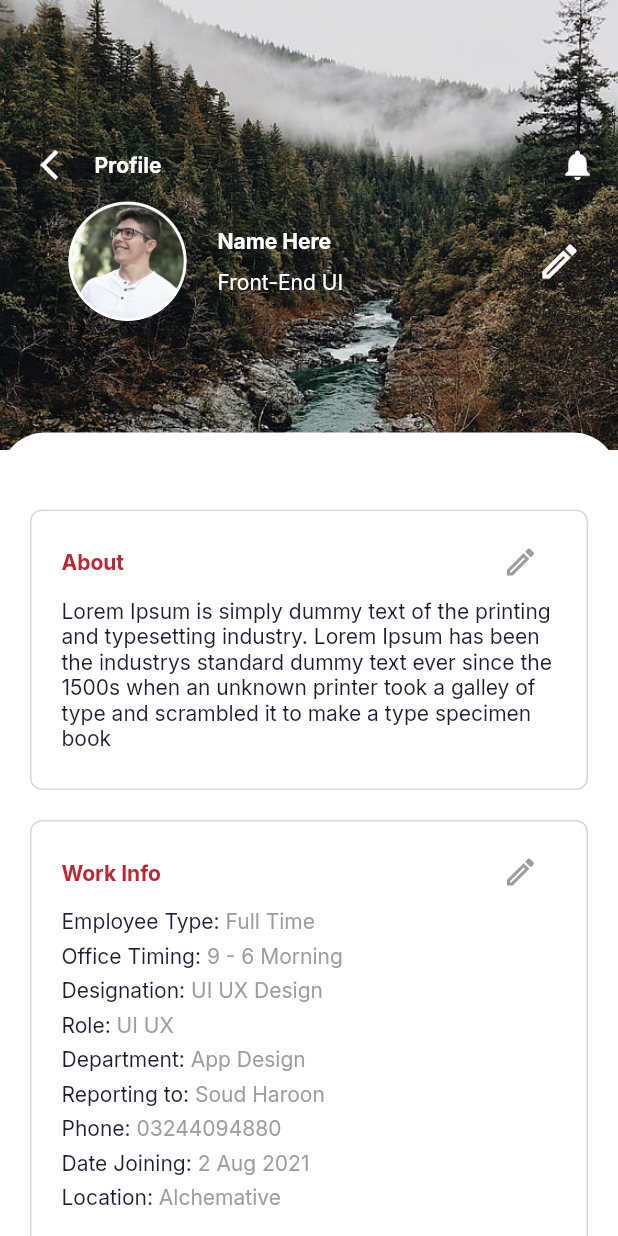
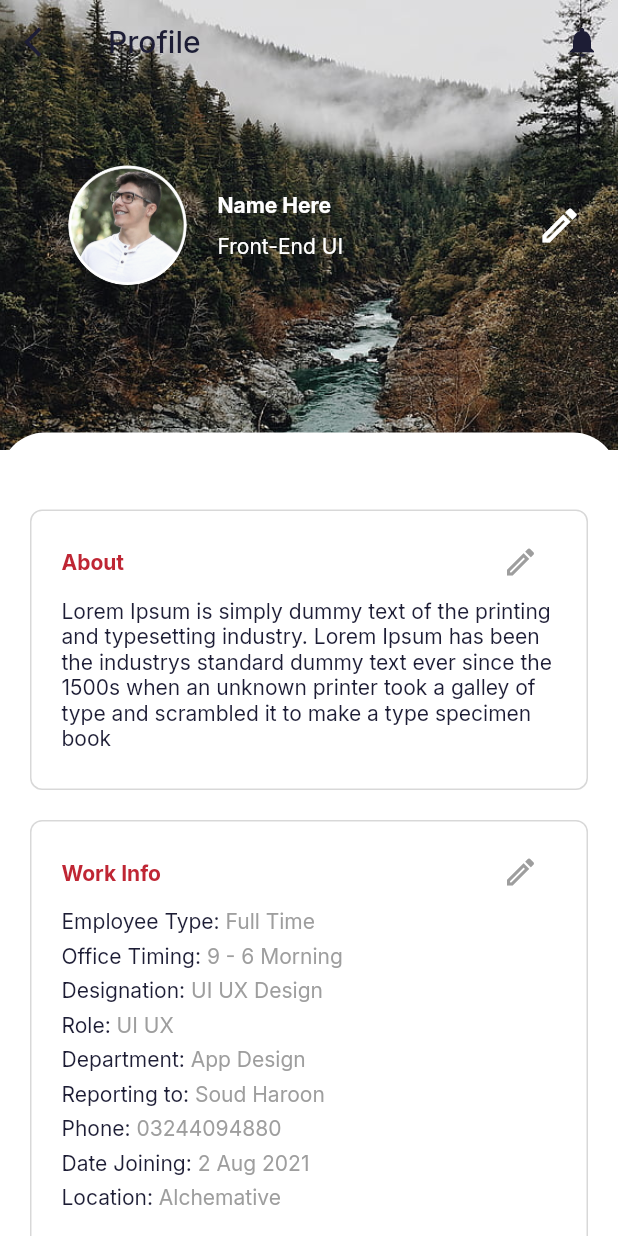
Before and after one commit to alche2014/hr_employee_flutter, a Flutter app: the MyProfileEdit screen opened directly, on a phone screen of 412 x 824 dp. Run offline on Flutter 3.47's test engine with Material 2 defaults, Android fonts, the phone set to English and light mode, and no system bars; our stand-ins replace google_fonts, mask_text_input_formatter, percent_indicator.

Commit message:
little change in ui

```diff
--- a/lib/mainApp/Personal_Info/main_personal_info.dart
+++ b/lib/mainApp/Personal_Info/main_personal_info.dart
@@ -5,7 +5,6 @@ import 'package:hr_app/AppBar/appbar.dart';
 import 'package:hr_app/background/background.dart';
 import 'package:hr_app/mainApp/forms/form_2.dart';
 
-// import 'package:hr_app/mainApp/forms/form_2.dart';
 
 class MainPersonal_Info extends StatelessWidget {
   const MainPersonal_Info({Key? key}) : super(key: key);
--- a/lib/mainApp/leave_management/leave_management.dart
+++ b/lib/mainApp/leave_management/leave_management.dart
@@ -24,7 +24,7 @@ class LeaveManagement extends StatelessWidget {
         children: [
           const BackgroundCircle(),
           Container(
-            padding: const EdgeInsets.only(top: 50),
+            padding: const EdgeInsets.only(top: 10),
             child: Column(
               mainAxisAlignment: MainAxisAlignment.center,
               children: [
--- a/lib/mainApp/mainProfile/my_profile_edit.dart
+++ b/lib/mainApp/mainProfile/my_profile_edit.dart
@@ -1,5 +1,6 @@
 // ignore_for_file: prefer_const_constructors, avoid_unnecessary_containers
 import 'package:flutter/material.dart';
+import 'package:hr_app/AppBar/appbar.dart';
 // import 'package:hr_app/AppBar/appbar.dart';
 import 'package:hr_app/mainApp/mainProfile/Card/AboutCard.dart';
 import 'package:hr_app/mainApp/mainProfile/Card/AccountInfoCard.dart';
@@ -16,8 +17,8 @@ class MyProfileEdit extends StatelessWidget {
   @override
   Widget build(BuildContext context) {
     return Scaffold(
-      // extendBodyBehindAppBar: true,
-      // appBar: buildMyAppBar(context, 'Profile', true),
+      extendBodyBehindAppBar: true,
+      appBar: buildMyAppBar(context, 'Profile', true),
       body: SingleChildScrollView(
         child: Column(
           children: const [
@@ -69,21 +70,6 @@ class UpperPortion extends StatelessWidget {
                   // crossAxisAlignment: CrossAxisAlignment.center,
                   mainAxisAlignment: MainAxisAlignment.center,
                   children: [
-                    Row(
-                        mainAxisAlignment: MainAxisAlignment.spaceBetween,
-                        children: [
-                          Row(children: [
-                            IconButton(
-                                onPressed: () {},
-                                icon: Icon(Icons.arrow_back_ios,
-                                    color: Colors.white)),
-                            Text('Profile',
-                                style: TextStyle(
-                                    color: Colors.white,
-                                    fontWeight: FontWeight.bold)),
-                          ]),
-                          Icon(Icons.notifications, color: Colors.white)
-                        ]),
                     Row(
                         mainAxisAlignment: MainAxisAlignment.spaceBetween,
                         children: [
--- a/lib/mainApp/work_info/work_info.dart
+++ b/lib/mainApp/work_info/work_info.dart
@@ -2,7 +2,6 @@ import 'package:flutter/material.dart';
 import 'package:hr_app/AppBar/appbar.dart';
 import 'package:hr_app/background/background.dart';
 import 'package:hr_app/mainApp/work_info/utility/build_my_input_decoration.dart';
-import 'package:mask_text_input_formatter/mask_text_input_formatter.dart';
 
 class MyWorkInfo extends StatefulWidget {
   const MyWorkInfo({Key? key}) : super(key: key);
@@ -25,7 +24,7 @@ class _MyWorkInfoState extends State<MyWorkInfo> {
           SingleChildScrollView(
             child: Column(
               children: [
-                const SizedBox(height: 60),
+                const SizedBox(height: 80),
                 //===============================================//
                 Center(
                   child: Stack(
```
Also changed, not shown: lib/main.dart (+10 -8 lines), lib/mainApp/forms/form_2.dart (+5 -6 lines), pubspec.lock.
